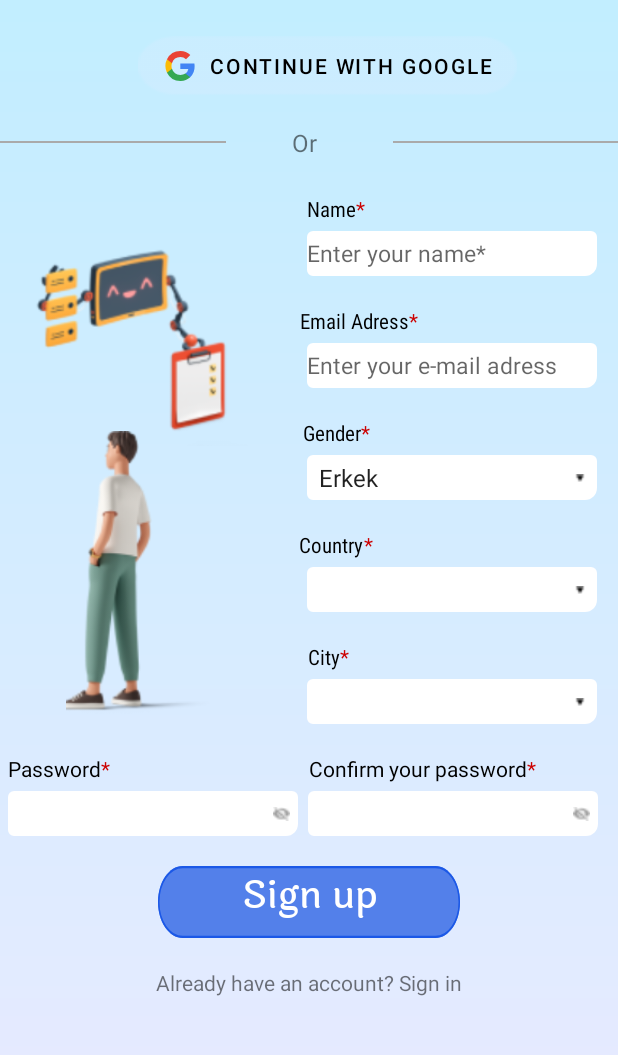
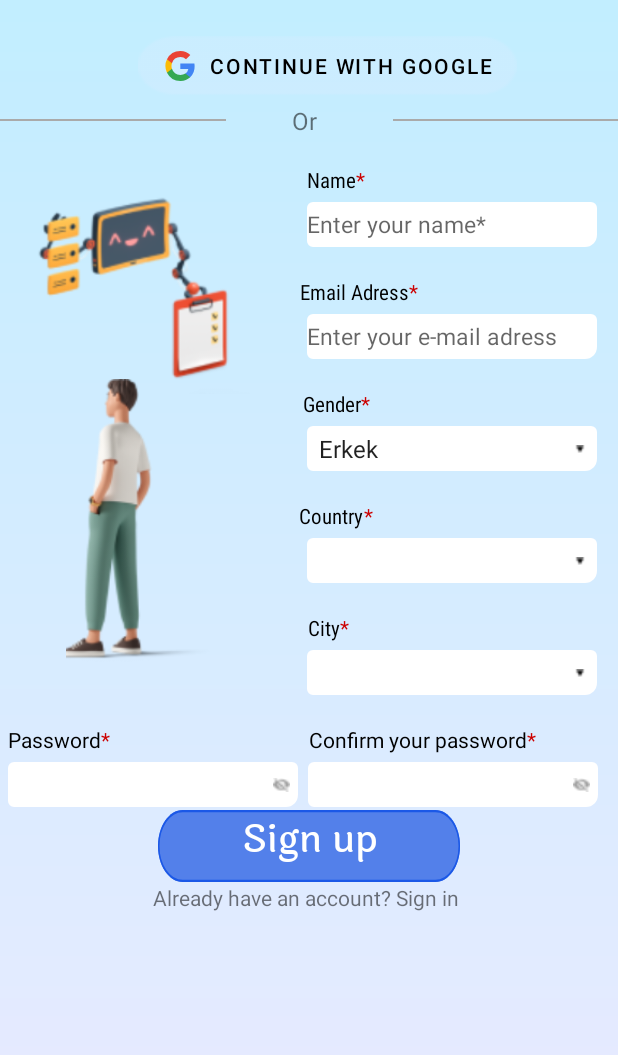
Before and after one commit to selincengiz41/surveysaurus-android, an Android app: the SignUpFragment screen opened through its navigation route, on a phone screen of 412 x 824 dp, the part 84-1139 px from its top. Run offline under Robolectric (Android 15) with nearby library versions, the phone set to English and light mode, and no system bars; libraries missing offline, so code that uses them is left out: com.microsoft.appcenter; 3 statements that could not run were skipped.

Commit message:
[feature]-[16]-[semver:minor]-Sayfa iyileştirmeleri yapıldı.

```diff
--- a/app/build.gradle
+++ b/app/build.gradle
@@ -37,7 +37,8 @@ android {
 }
 
 dependencies {
-   def nav_version = "2.5.1"
+   implementation 'com.google.mlkit:vision-internal-vkp:18.1.1'
+    def nav_version = "2.5.1"
     def fragment_version = "1.5.1"
     def retrofitVersion = '2.3.0'
     def rxJavaVersion = '2.1.1'
--- a/app/src/main/res/layout/fragment_sign_up.xml
+++ b/app/src/main/res/layout/fragment_sign_up.xml
@@ -169,7 +169,7 @@
         android:layout_width="wrap_content"
         android:layout_height="19dp"
         android:layout_marginStart="30dp"
-        android:layout_marginTop="20dp"
+        android:layout_marginTop="15dp"
         android:fontFamily="sans-serif-condensed"
         android:text="@string/view_name"
         android:textColor="@color/black"
@@ -384,7 +384,7 @@
         android:layout_width="201dp"
         android:layout_height="48dp"
         android:layout_alignParentStart="true"
-        android:layout_marginTop="20dp"
+        android:layout_marginTop="85dp"
         android:background="@drawable/rectangle_6"
         android:elevation="50dp"
         android:fontFamily="@font/laila_medium"
@@ -395,23 +395,24 @@
         android:textSize="25sp"
         app:layout_constraintEnd_toEndOf="parent"
         app:layout_constraintStart_toStartOf="parent"
-        app:layout_constraintTop_toBottomOf="@+id/editTextTextPassword" />
+        app:layout_constraintTop_toBottomOf="@+id/imageView10" />
 
     <TextView
         android:id="@+id/don_t_have_"
         android:layout_width="wrap_content"
         android:layout_height="19dp"
-        android:layout_marginTop="20dp"
+        android:layout_marginTop="125dp"
         android:text="@string/Sign_in"
         app:layout_constraintEnd_toEndOf="parent"
+        app:layout_constraintHorizontal_bias="0.49"
         app:layout_constraintStart_toStartOf="parent"
-        app:layout_constraintTop_toBottomOf="@+id/button" />
+        app:layout_constraintTop_toBottomOf="@+id/spinner_city" />
 
     <TextView
         android:id="@+id/textView2"
         android:layout_width="23dp"
         android:layout_height="25dp"
-        android:layout_marginTop="20dp"
+        android:layout_marginTop="5dp"
         android:text="Or"
         android:textSize="16sp"
         app:layout_constraintEnd_toEndOf="parent"
@@ -424,7 +425,7 @@
         android:layout_width="300dp"
         android:layout_height="1dp"
         android:layout_marginStart="-150dp"
-        android:layout_marginTop="30dp"
+        android:layout_marginTop="15dp"
         android:background="@android:color/darker_gray"
         app:layout_constraintStart_toStartOf="parent"
         app:layout_constraintTop_toBottomOf="@+id/button_google" />
@@ -433,7 +434,7 @@
         android:id="@+id/line"
         android:layout_width="300dp"
         android:layout_height="1dp"
-        android:layout_marginTop="30dp"
+        android:layout_marginTop="15dp"
         android:layout_marginEnd="-150dp"
         android:background="@android:color/darker_gray"
         app:layout_constraintEnd_toEndOf="parent"
@@ -443,10 +444,11 @@
         android:id="@+id/imageView9"
         android:layout_width="167dp"
         android:layout_height="162dp"
-        android:layout_marginTop="40dp"
+        android:layout_marginTop="20dp"
         android:layout_marginEnd="30dp"
         android:src="@drawable/assistant"
         app:layout_constraintEnd_toStartOf="@+id/name_textview"
+        app:layout_constraintHorizontal_bias="0.714"
         app:layout_constraintStart_toStartOf="parent"
         app:layout_constraintTop_toBottomOf="@+id/line2" />
 
```
Also changed, not shown: app/src/main/java/com/android/surveysaurus/activity/MainActivity.kt (+3 -5 lines), app/src/main/res/layout/fragment_login.xml (+20 -13 lines).
